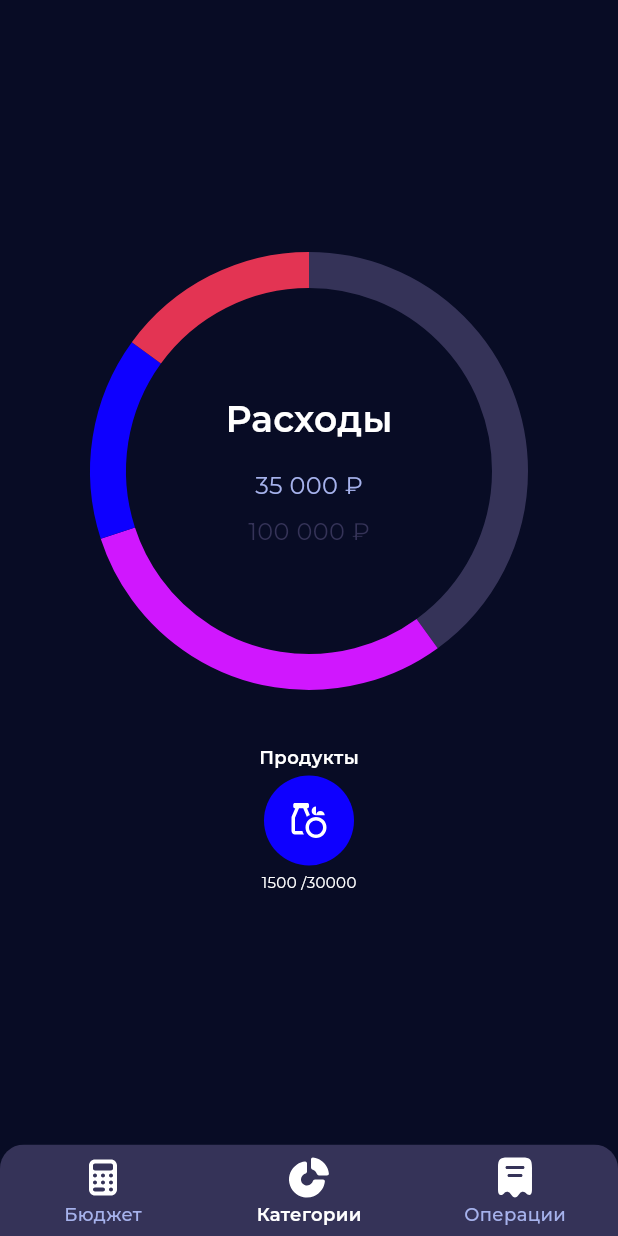
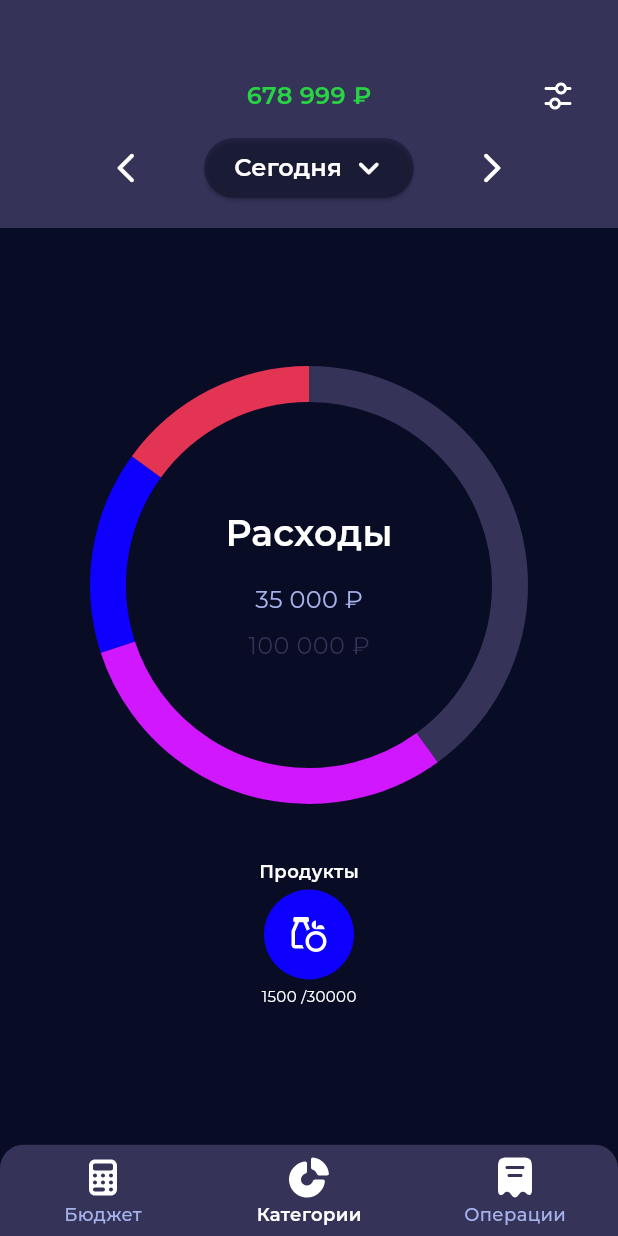
Before and after one commit to LizzzaD/Budget-Buddy, a Flutter app: the screen it shows after launch, on a phone screen of 412 x 824 dp. Run offline on Flutter 3.47's test engine with Material 3 defaults, Android fonts, the phone set to English and light mode, and no system bars; drawn by our look-alikes of fl_chart; our stand-ins replace decimal, flutter_svg, freezed_annotation, google_fonts.

Commit message:
add date widget layout

```diff
--- a/lib/features/screens/home_screen.dart
+++ b/lib/features/screens/home_screen.dart
@@ -1,5 +1,8 @@
 import 'package:budget_buddy/features/screens/categories_screen.dart';
+import 'package:budget_buddy/views/extension/build_context_extension.dart';
+import 'package:budget_buddy/views/images/icons.dart';
 import 'package:budget_buddy/views/ui_kit/app_bars/main_bottom_navigation_bar.dart';
+import 'package:budget_buddy/views/ui_kit/widgets/date_widget.dart';
 import 'package:flutter/material.dart';
 
 class HomeScreen extends StatefulWidget {
@@ -38,8 +41,43 @@ class _HomeScreenState extends State<HomeScreen> {
   @override
   Widget build(BuildContext context) {
     return Scaffold(
-      body: Center(
-        child: _widgetOptions.elementAt(_selectedIndex),
+      body: Column(
+        children: [
+          Container(
+            padding: const EdgeInsets.all(16),
+            color: context.colors.secondaryColor,
+            child: Column(
+              children: [
+                const SizedBox(
+                  height: 24,
+                ),
+                Row(
+                  children: [
+                    const Spacer(),
+                    Text(
+                      '678 999 ₽',
+                      textAlign: TextAlign.center,
+                      style: context.styles.semibold16
+                          .copyWith(color: context.colors.green),
+                    ),
+                    Expanded(
+                      child: Align(
+                        alignment: Alignment.centerRight,
+                        child: IconButton(
+                          onPressed: () {},
+                          icon: SVGIcon.settings.build(),
+                        ),
+                      ),
+                    ),
+                  ],
+                ),
+
+                const DateWidget(),
+              ],
+            ),
+          ),
+          Expanded(child: _widgetOptions.elementAt(_selectedIndex)),
+        ],
       ),
       bottomNavigationBar: MainBottomNavigationBar(
         currentIndex: _selectedIndex,
--- a/lib/main.dart
+++ b/lib/main.dart
@@ -1,8 +1,5 @@
 import 'package:budget_buddy/features/screens/home_screen.dart';
 import 'package:budget_buddy/views/theme/app_theme.dart';
-import 'package:budget_buddy/views/theme/styles_palette.dart';
-import 'package:budget_buddy/views/ui_kit/app_bars/main_bottom_navigation_bar.dart';
-import 'package:budget_buddy/views/ui_kit/charts/pie_chart.dart';
 import 'package:flutter/material.dart';
 
 void main() {
--- /dev/null
+++ b/lib/views/ui_kit/widgets/date_widget.dart
@@ -0,0 +1,53 @@
+import 'package:budget_buddy/views/extension/build_context_extension.dart';
+import 'package:flutter/material.dart';
+
+class DateWidget extends StatelessWidget {
+  const DateWidget({super.key});
+
+  @override
+  Widget build(BuildContext context) {
+    return Row(
+      mainAxisSize: MainAxisSize.min,
+      children: [
+        IconButton(
+          onPressed: () {},
+          icon: Icon(Icons.arrow_back_ios_rounded, color: context.colors.white,),
+        ),
+        const SizedBox(width: 28,),
+        ElevatedButton(
+          onPressed: () {},
+          style: ElevatedButton.styleFrom(
+            padding: const EdgeInsets.symmetric(vertical: 4, horizontal: 16),
+            backgroundColor: context.colors.backgroundColor.withOpacity(0.4),
+            foregroundColor: context.colors.white,
+          ),
+          child: Row(
+            crossAxisAlignment: CrossAxisAlignment.center,
+            mainAxisSize: MainAxisSize.min,
+            children: [
+              const SizedBox(
+                width: 4,
+              ),
+              Text(
+                'Сегодня',
+                style: context.styles.semibold16,
+              ),
+              const SizedBox(
+                width: 4,
+              ),
+              const Icon(
+                Icons.keyboard_arrow_down_rounded,
+                size: 28,
+              ),
+            ],
+          ),
+        ),
+        const SizedBox(width: 28,),
+        IconButton(
+          onPressed: () {},
+          icon: Icon(Icons.arrow_forward_ios_rounded, color: context.colors.white,),
+        ),
+      ],
+    );
+  }
+}
```
